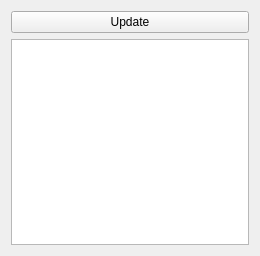
Before: the Qt Designer form freecad/ship/resources/ui/TaskPanel_shipSinkAndTrim.ui in FreeCAD/freecad.ship, drawn with Qt 5.
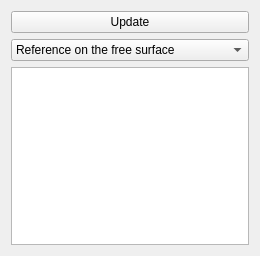
After: the same form once the commit is applied.

Commit message: [Fixes #21] Sink and trim tool

What changed in the file:
```diff
--- a/freecad/ship/resources/ui/TaskPanel_shipSinkAndTrim.ui
+++ b/freecad/ship/resources/ui/TaskPanel_shipSinkAndTrim.ui
@@ -21,13 +21,33 @@
      </property>
     </widget>
    </item>
-   <item row="1" column="0">
+   <item row="2" column="0">
     <widget class="QTextEdit" name="ResultsBox">
      <property name="readOnly">
       <bool>true</bool>
      </property>
     </widget>
    </item>
+   <item row="1" column="0">
+    <widget class="QComboBox" name="ReferenceSystem">
+     <property name="currentIndex">
+      <number>0</number>
+     </property>
+     <property name="maxVisibleItems">
+      <number>2</number>
+     </property>
+     <item>
+      <property name="text">
+       <string>Reference on the free surface</string>
+      </property>
+     </item>
+     <item>
+      <property name="text">
+       <string>Upright</string>
+      </property>
+     </item>
+    </widget>
+   </item>
   </layout>
  </widget>
  <resources/>
```
The commit also changes 5 other files.
